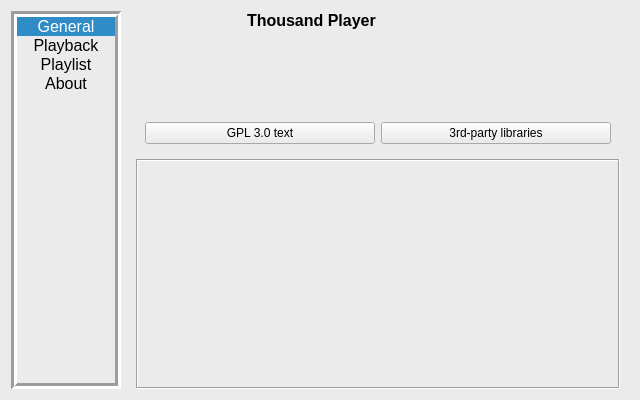
ZXfkSIE/ThousandPlayer, file source/ui/configwindow/tp_configwindow.ui: the form before one commit.
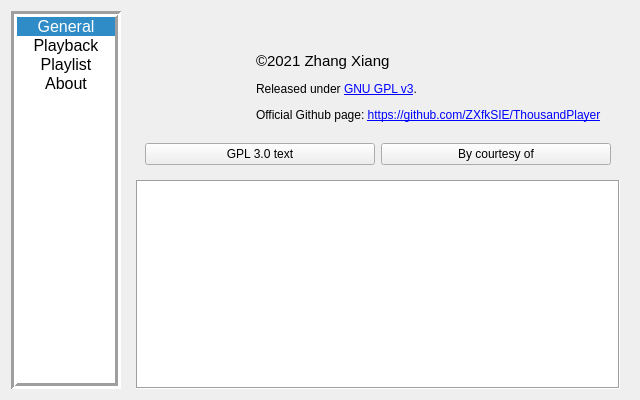
The form after the commit. The open tabs and pages were chosen to show the change.

The edit to the form file:
```diff
--- a/source/ui/configwindow/tp_configwindow.ui
+++ b/source/ui/configwindow/tp_configwindow.ui
@@ -36,9 +36,6 @@
   <property name="windowTitle">
    <string>Config</string>
   </property>
-  <property name="styleSheet">
-   <string notr="true">background-color: rgb(235, 235, 235);</string>
-  </property>
   <layout class="QHBoxLayout" name="horizontalLayout">
    <item>
     <widget class="QListWidget" name="listWidget_Tab">
@@ -645,6 +642,9 @@
           <property name="topMargin">
            <number>0</number>
           </property>
+          <property name="rightMargin">
+           <number>0</number>
+          </property>
           <property name="bottomMargin">
            <number>0</number>
           </property>
@@ -671,16 +671,62 @@
            </widget>
           </item>
           <item>
-           <widget class="QLabel" name="label_Text">
-            <property name="text">
-             <string>&lt;html&gt;&lt;head/&gt;&lt;body&gt;&lt;p&gt;&lt;span style=&quot; font-size:12pt; font-weight:600;&quot;&gt;Thousand Player&lt;/span&gt;&lt;/p&gt;&lt;p&gt;&lt;br/&gt;&lt;/p&gt;&lt;/body&gt;&lt;/html&gt;</string>
-            </property>
-            <property name="alignment">
-             <set>Qt::AlignLeading|Qt::AlignLeft|Qt::AlignTop</set>
-            </property>
-            <property name="margin">
-             <number>6</number>
-            </property>
+           <widget class="QWidget" name="container_SoftInfo" native="true">
+            <layout class="QVBoxLayout" name="verticalLayout_5">
+             <property name="spacing">
+              <number>12</number>
+             </property>
+             <property name="topMargin">
+              <number>6</number>
+             </property>
+             <property name="rightMargin">
+              <number>0</number>
+             </property>
+             <property name="bottomMargin">
+              <number>6</number>
+             </property>
+             <item>
+              <widget class="QLabel" name="label_SoftName">
+               <property name="font">
+                <font>
+                 <pointsize>15</pointsize>
+                 <weight>75</weight>
+                 <bold>true</bold>
+                </font>
+               </property>
+              </widget>
+             </item>
+             <item>
+              <widget class="QLabel" name="label_Copyright">
+               <property name="font">
+                <font>
+                 <pointsize>11</pointsize>
+                </font>
+               </property>
+               <property name="text">
+                <string notr="true">©2021 Zhang Xiang</string>
+               </property>
+              </widget>
+             </item>
+             <item>
+              <widget class="QLabel" name="label_OtherInfo">
+               <property name="font">
+                <font>
+                 <pointsize>9</pointsize>
+                </font>
+               </property>
+               <property name="text">
+                <string>&lt;html&gt;
+&lt;head/&gt;
+&lt;body&gt;
+&lt;p&gt;&lt;span style=&quot;font-size:9pt;&quot;&gt;Released under &lt;/span&gt;&lt;a href=&quot;https://www.gnu.org/licenses/gpl-3.0.html&quot;&gt;&lt;span style=&quot; font-size:9pt; text-decoration: underline; color:#0000ff;&quot;&gt;GNU GPL v3&lt;/span&gt;&lt;/a&gt;&lt;span style=&quot; font-size:9pt;&quot;&gt;.&lt;/span&gt;&lt;/p&gt;
+&lt;p&gt;&lt;span style=&quot;font-size:9pt;&quot;&gt;Official Github page: &lt;/span&gt;&lt;a href=&quot;https://github.com/ZXfkSIE/ThousandPlayer&quot;&gt;&lt;span style=&quot; font-size:9pt; text-decoration: underline; color:#0000ff;&quot;&gt;https://github.com/ZXfkSIE/ThousandPlayer&lt;/span&gt;&lt;/a&gt;&lt;/p&gt;
+&lt;/body&gt;
+&lt;/html&gt; </string>
+               </property>
+              </widget>
+             </item>
+            </layout>
            </widget>
           </item>
          </layout>
@@ -691,6 +737,11 @@
          <layout class="QHBoxLayout" name="horizontalLayout_3">
           <item>
            <widget class="QPushButton" name="pushButton_License">
+            <property name="font">
+             <font>
+              <pointsize>9</pointsize>
+             </font>
+            </property>
             <property name="text">
              <string>GPL 3.0 text</string>
             </property>
@@ -698,8 +749,13 @@
           </item>
           <item>
            <widget class="QPushButton" name="pushButton_3rdParty">
+            <property name="font">
+             <font>
+              <pointsize>9</pointsize>
+             </font>
+            </property>
             <property name="text">
-             <string>3rd-party libraries</string>
+             <string>By courtesy of</string>
             </property>
            </widget>
           </item>
```
Left out of the diff: 3 changed lines with no effect on the pictures.
